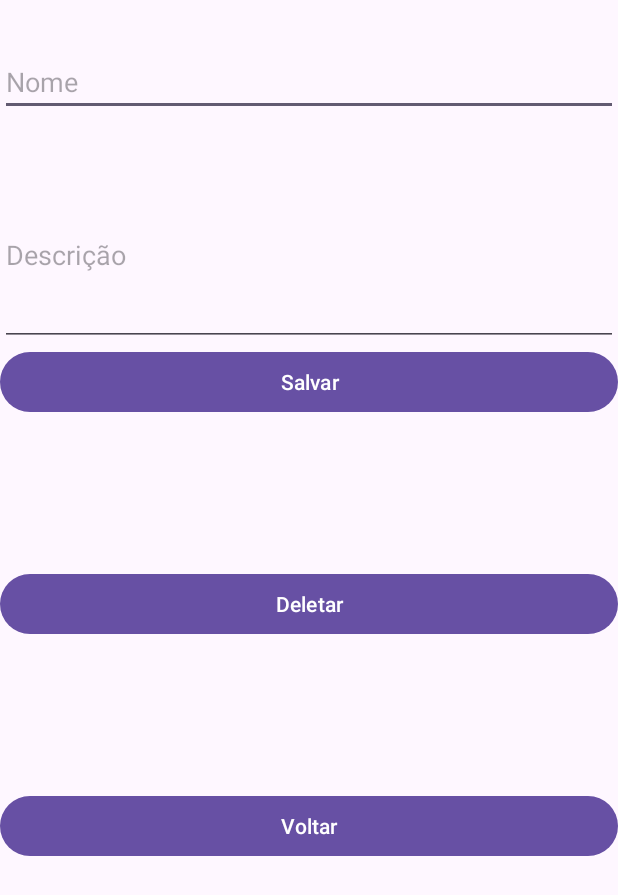
After one commit to DanielBenderSantos/RPG, an Android app: the EditPassivaActivity screen opened directly, with no data from a screen before it, on a phone screen of 412 x 824 dp. The commit adds this screen. Shown: the top 895 px of the screen. Run offline under Robolectric (Android 15) with nearby library versions, the phone set to English and light mode, and no system bars; 3 statements that could not run were skipped.

Commit message:
Adicionado funcionalidades do botao Passivas

```diff
--- a/app/src/main/AndroidManifest.xml
+++ b/app/src/main/AndroidManifest.xml
@@ -31,6 +31,9 @@
             android:name=".view.PassivasActivity"
             android:exported="false"/>
         <activity
+            android:name=".view.EditPassivaActivity"
+            android:exported="false"/>
+        <activity
             android:name=".view.SplashActivity"
             android:exported="true">
             <intent-filter>
--- /dev/null
+++ b/app/src/main/java/devandroid/bender/rpg/controller/PassivaController.java
@@ -0,0 +1,45 @@
+package devandroid.bender.rpg.controller;
+
+import android.content.ContentValues;
+import android.content.Context;
+
+import java.util.List;
+
+import devandroid.bender.rpg.database.RpgDB;
+import devandroid.bender.rpg.model.Passiva;
+
+public class PassivaController extends RpgDB{
+
+    public PassivaController(Context context) {
+        super(context);
+    }
+
+
+    public void salvar(Passiva passiva){
+        ContentValues dados = new ContentValues();
+
+        dados.put("nome", passiva.getNome());
+        dados.put("descricao", passiva.getDescricao());
+        salvarObejeto("Passivas",dados);
+    }
+
+    public List<Passiva> getListaDeDados(){
+        return listarDadosPassiva();
+    }
+
+    public void alterar(Passiva passiva){
+        ContentValues dados = new ContentValues();
+
+        dados.put("id",passiva.getId());
+        dados.put("nome", passiva.getNome());
+        dados.put("descricao", passiva.getDescricao());
+
+        alterarObejeto("Passivas",dados);
+    }
+    public void deletar(int id){
+        deletarObejeto("Passivas",id);
+    }
+
+
+
+}
--- a/app/src/main/java/devandroid/bender/rpg/database/RpgDB.java
+++ b/app/src/main/java/devandroid/bender/rpg/database/RpgDB.java
@@ -11,6 +11,7 @@ import java.util.List;
 
 import devandroid.bender.rpg.model.Habilidade;
 import devandroid.bender.rpg.model.Item;
+import devandroid.bender.rpg.model.Passiva;
 
 public class RpgDB extends SQLiteOpenHelper {
 
@@ -40,6 +41,15 @@ public class RpgDB extends SQLiteOpenHelper {
                 "descricao TEXT)";
 
         db.execSQL(sqlTabelaHabilidades);
+
+        //PASSIVAS
+        String sqlTabelaPassivas = "CREATE TABLE Passivas (id INTEGER PRIMARY KEY AUTOINCREMENT, "+
+                "nome TEXT, " +
+                "descricao TEXT)";
+
+        db.execSQL(sqlTabelaPassivas);
+
+
 
     }
 
@@ -122,4 +132,31 @@ public class RpgDB extends SQLiteOpenHelper {
 
         return lista;
     }
+
+    //LISTAR PASSIVAS
+    public List<Passiva> listarDadosPassiva(){
+        List<Passiva> lista = new ArrayList<>();
+
+        Passiva registro;
+
+        String querySQL = "SELECT * FROM Passivas";
+
+        cursor = db.rawQuery(querySQL,null);
+
+        if(cursor.moveToFirst()){
+            do{
+                registro = new Passiva();
+
+                registro.setId(cursor.getInt(0));
+                registro.setNome(cursor.getString(1));
+                registro.setDescricao(cursor.getString(2));
+                lista.add(registro);
+
+            }while(cursor.moveToNext());
+        }else{
+
+        }
+
+        return lista;
+    }
 }
--- /dev/null
+++ b/app/src/main/java/devandroid/bender/rpg/view/EditPassivaActivity.java
@@ -0,0 +1,146 @@
+package devandroid.bender.rpg.view;
+
+import android.content.Intent;
+import android.os.Bundle;
+import android.os.Handler;
+import android.view.View;
+import android.widget.Button;
+import android.widget.EditText;
+import android.widget.Toast;
+
+import androidx.annotation.Nullable;
+import androidx.appcompat.app.AppCompatActivity;
+
+import java.util.List;
+
+import devandroid.bender.rpg.R;
+import devandroid.bender.rpg.controller.PassivaController;
+import devandroid.bender.rpg.model.Passiva;
+
+public class EditPassivaActivity extends AppCompatActivity {
+
+
+    PassivaController controller;
+
+    Passiva passiva;
+    EditText editNome;
+
+    EditText editQuantidade;
+    EditText editDescricao;
+
+    String nomeItem;
+    Integer idEdit ;
+    Integer idDelete;
+    String txEdit;
+
+    Button btnSalvar;
+    Button btnDeletar;
+    Button btnVoltar;
+
+    List<Passiva> dados;
+
+    @Override
+    protected void onCreate(@Nullable Bundle savedInstanceState) {
+        super.onCreate(savedInstanceState);
+        setContentView(R.layout.activity_edit_passiva);
+
+        Intent it = getIntent();
+        idEdit = it.getIntExtra("id_numero",0);
+        controller = new PassivaController(EditPassivaActivity.this);
+        dados = controller.getListaDeDados();
+
+
+        editNome = findViewById(R.id.editNome);
+        editDescricao = findViewById(R.id.editDescricao);
+        btnSalvar = findViewById(R.id.btnSalvar);
+        btnDeletar = findViewById(R.id.btnDeletar);
+        btnVoltar = findViewById(R.id.btnVoltar);
+
+        if( idEdit != -1) {
+            editNome.setText(dados.get(idEdit).getNome());
+            editDescricao.setText(dados.get(idEdit).getDescricao());
+            btnDeletar.setEnabled(true);
+            idDelete = dados.get(idEdit).getId();
+        }
+        else {
+            btnDeletar.setEnabled(false);
+        }
+
+
+//Deletar manual
+        /*
+        controller.deletar(2);
+        */
+
+        btnSalvar.setOnClickListener(new View.OnClickListener() {
+            @Override
+            public void onClick(View view) {
+
+                //TODO: Desabilitar o botão salvar
+
+
+                passiva = new Passiva();
+                passiva.setNome(editNome.getText().toString());
+                passiva.setDescricao(editDescricao.getText().toString());
+                    if (passiva.getNome().isEmpty() == false){
+                            if (passiva.getDescricao().isEmpty() == false){
+                                if (idEdit == -1){
+                                    controller.salvar(passiva);
+                                    Toast.makeText(EditPassivaActivity.this, "Item adicionado com sucesso", Toast.LENGTH_LONG).show();
+                                    TelaPrincipal();
+                                }
+                                else {
+                                    Passiva objAlteracao = dados.get(idEdit);
+                                    objAlteracao.setNome(passiva.getNome());
+                                    objAlteracao.setDescricao(passiva.getDescricao());
+                                    controller.alterar(objAlteracao);
+                                    Toast.makeText(EditPassivaActivity.this, "Item editado com sucesso", Toast.LENGTH_LONG).show();
+                                    TelaPrincipal();
+                                }
+                            }
+                            else{
+                                Toast.makeText(EditPassivaActivity.this, "Digite os dados Obrigatorios (Descrição)", Toast.LENGTH_LONG).show();
+
+                            }
+                    }
+                    else{
+                        Toast.makeText(EditPassivaActivity.this, "Digite os dados Obrigatorios (Nome)", Toast.LENGTH_LONG).show();
+
+                    }
+                }
+
+
+
+        });
+
+
+        btnVoltar.setOnClickListener(new View.OnClickListener() {
+            @Override
+            public void onClick(View v) {
+                TelaPrincipal();
+            }
+        });
+
+        btnDeletar.setOnClickListener(new View.OnClickListener() {
+            @Override
+            public void onClick(View v) {
+                controller.deletar(idDelete);
+                Toast.makeText(EditPassivaActivity.this, "Item Deletado com sucesso", Toast.LENGTH_LONG).show();
+                TelaPrincipal();
+            }
+        });
+
+    }
+
+    private void TelaPrincipal() {
+        new Handler().postDelayed(new Runnable() {
+            @Override
+            public void run() {
+                Intent telaPrincipal = new Intent(EditPassivaActivity.this,PassivasActivity.class);
+                startActivity(telaPrincipal);
+                finish();
+            }
+        },1);
+    }
+
+}
--- /dev/null
+++ b/app/src/main/res/layout/activity_edit_passiva.xml
@@ -0,0 +1,80 @@
+<?xml version="1.0" encoding="utf-8"?>
+<androidx.appcompat.widget.LinearLayoutCompat  xmlns:android="http://schemas.android.com/apk/res/android"
+    xmlns:app="http://schemas.android.com/apk/res-auto"
+    xmlns:tools="http://schemas.android.com/tools"
+    android:layout_width="match_parent"
+    android:layout_height="match_parent"
+    tools:context=".view.EditPassivaActivity"
+    android:orientation="vertical">
+
+    <ScrollView
+        android:layout_width="match_parent"
+        android:layout_height="wrap_content">
+
+        <LinearLayout
+            android:layout_width="match_parent"
+            android:layout_height="match_parent"
+            android:orientation="vertical">
+
+            <EditText
+                android:id="@+id/editNome"
+                android:layout_width="match_parent"
+                android:layout_height="wrap_content"
+                android:layout_marginTop="32dp"
+                android:ems="10"
+                android:hint="Nome"
+                android:inputType="text"
+                app:layout_constraintTop_toTopOf="parent"
+                tools:layout_editor_absoluteX="0dp" />
+
+
+
+            <EditText
+                android:id="@+id/editDescricao"
+                android:layout_width="match_parent"
+                android:layout_height="121dp"
+                android:layout_marginTop="32dp"
+                android:ems="10"
+                android:hint="Descrição"
+                android:inputType="text"
+                app:layout_constraintTop_toBottomOf="@+id/editNome"
+                tools:layout_editor_absoluteX="0dp" />
+
+            <Button
+                android:id="@+id/btnSalvar"
+                android:layout_width="match_parent"
+                android:layout_height="wrap_content"
+                android:layout_marginBottom="100dp"
+                android:text="Salvar"
+                app:layout_constraintBottom_toBottomOf="parent"
+                app:layout_constraintEnd_toEndOf="parent"
+                app:layout_constraintHorizontal_bias="0.0"
+                app:layout_constraintStart_toStartOf="parent" />
+
+            <Button
+                android:id="@+id/btnDeletar"
+                android:layout_width="match_parent"
+                android:layout_height="wrap_content"
+                android:layout_marginBottom="100dp"
+                android:text="Deletar"
+                app:layout_constraintBottom_toBottomOf="parent"
+                app:layout_constraintEnd_toEndOf="parent"
+                app:layout_constraintHorizontal_bias="0.0"
+                app:layout_constraintStart_toStartOf="parent"
+                android:enabled="false"/>
+
+            <Button
+                android:id="@+id/btnVoltar"
+                android:layout_width="match_parent"
+                android:layout_height="wrap_content"
+                android:layout_marginBottom="25dp"
+                android:text="Voltar"
+                app:layout_constraintBottom_toBottomOf="parent"
+                app:layout_constraintEnd_toEndOf="parent"
+                app:layout_constraintHorizontal_bias="0.0"
+                app:layout_constraintStart_toStartOf="parent" />
+
+        </LinearLayout>
+
+    </ScrollView>
+</androidx.appcompat.widget.LinearLayoutCompat >
```
Also changed, not shown: app/src/main/java/devandroid/bender/rpg/model/Passiva.java (added, +33 -0 lines), app/src/main/java/devandroid/bender/rpg/view/PassivasActivity.java (+140 -0 lines), app/src/main/res/layout/activity_passivas.xml (added, +54 -0 lines).
